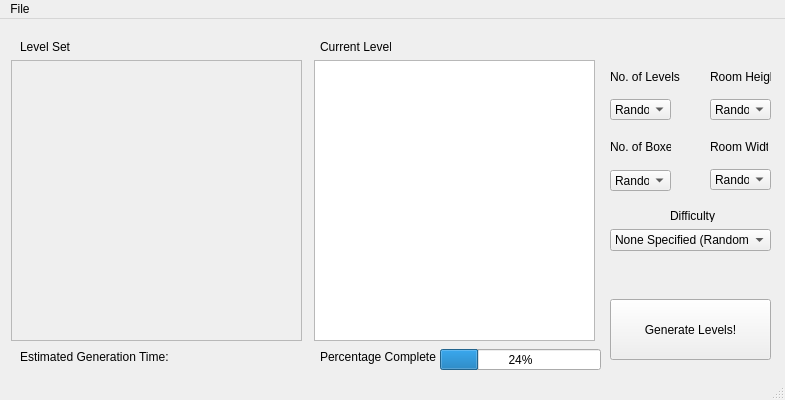
RBrNx/SokoGenerator, file mainwindow.ui: the form before one commit.
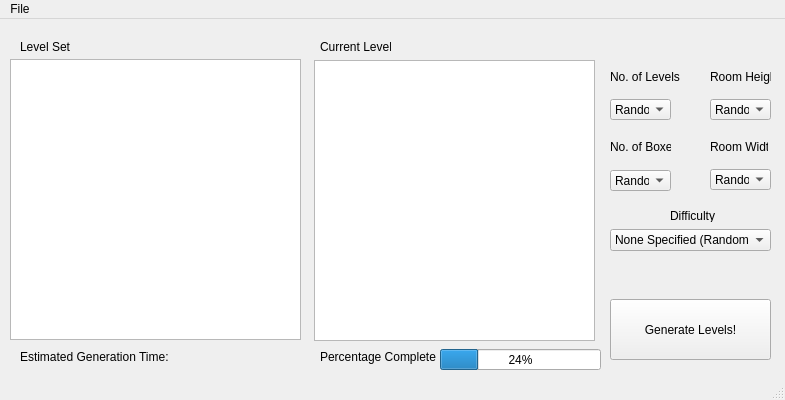
The form after the commit.

The edit to the form file:
```diff
--- a/mainwindow.ui
+++ b/mainwindow.ui
@@ -48,29 +48,6 @@
      <string>Generate Levels!</string>
     </property>
    </widget>
-   <widget class="QScrollArea" name="scrollArea">
-    <property name="geometry">
-     <rect>
-      <x>11</x>
-      <y>41</y>
-      <width>291</width>
-      <height>281</height>
-     </rect>
-    </property>
-    <property name="widgetResizable">
-     <bool>true</bool>
-    </property>
-    <widget class="QWidget" name="scrollAreaWidgetContents">
-     <property name="geometry">
-      <rect>
-       <x>0</x>
-       <y>0</y>
-       <width>289</width>
-       <height>279</height>
-      </rect>
-     </property>
-    </widget>
-   </widget>
    <widget class="QGraphicsView" name="graphicsView">
     <property name="geometry">
      <rect>
@@ -591,6 +568,16 @@
      </property>
     </item>
    </widget>
+   <widget class="QListWidget" name="list_LevelSet">
+    <property name="geometry">
+     <rect>
+      <x>10</x>
+      <y>40</y>
+      <width>291</width>
+      <height>281</height>
+     </rect>
+    </property>
+   </widget>
   </widget>
   <widget class="QMenuBar" name="menuBar">
    <property name="geometry">
```
